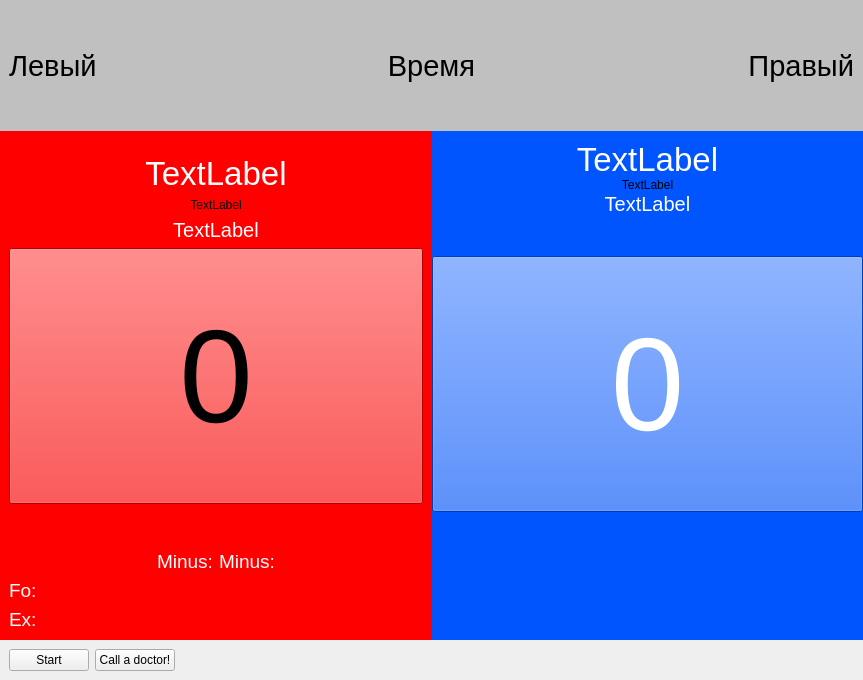
Above: PointFighting/fighting_table.ui from BarsukAlexey/xelarogi before the change. Below: the same form after it.
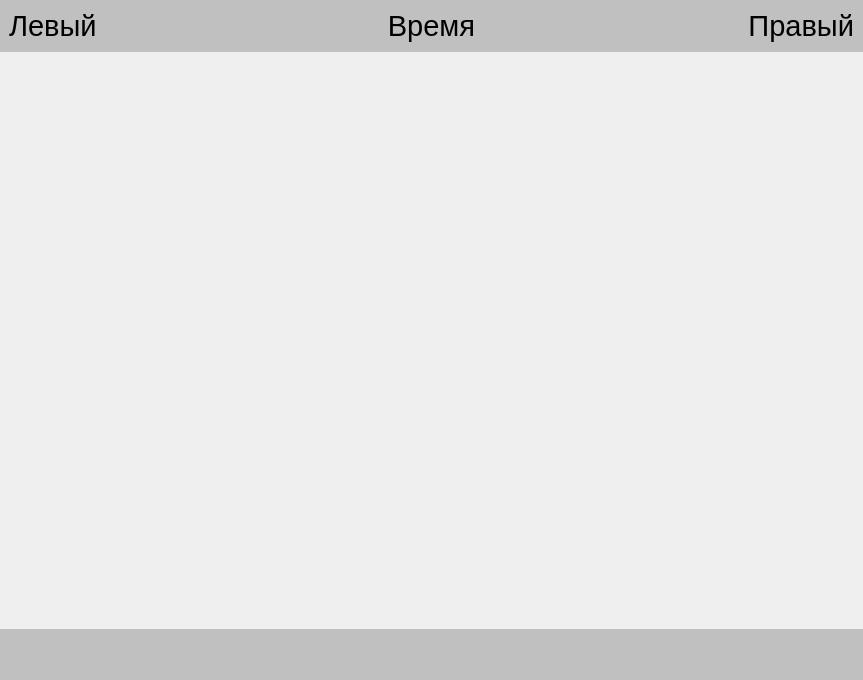
That is the form after the change.

The edit to the form file:
```diff
--- a/PointFighting/fighting_table.ui
+++ b/PointFighting/fighting_table.ui
@@ -13,7 +13,7 @@
   <property name="windowTitle">
    <string>Form</string>
   </property>
-  <layout class="QGridLayout" name="gridLayout" rowstretch="10,0,0">
+  <layout class="QGridLayout" name="gridLayout" rowstretch="5,90,5">
    <property name="leftMargin">
     <number>0</number>
    </property>
@@ -29,7 +29,7 @@
    <property name="spacing">
     <number>0</number>
    </property>
-   <item row="0" column="0" colspan="2">
+   <item row="0" column="0">
     <widget class="QWidget" name="widgetRoof" native="true">
      <property name="font">
       <font>
@@ -39,15 +39,15 @@
      <property name="styleSheet">
       <string notr="true">background-color: rgb(192, 192, 192);</string>
      </property>
-     <layout class="QGridLayout" name="gridLayout_2">
-      <item row="0" column="0">
+     <layout class="QHBoxLayout" name="horizontalLayoutWidgetRoof">
+      <item>
        <widget class="QLabel" name="labelLeftHead">
         <property name="text">
          <string>Левый</string>
         </property>
        </widget>
       </item>
-      <item row="0" column="1">
+      <item>
        <widget class="QLabel" name="labelTime">
         <property name="text">
          <string>Время</string>
@@ -57,7 +57,7 @@
         </property>
        </widget>
       </item>
-      <item row="0" column="2">
+      <item>
        <widget class="QLabel" name="labelRightHead">
         <property name="text">
          <string>Правый</string>
@@ -70,34 +70,24 @@
      </layout>
     </widget>
    </item>
-   <item row="2" column="0" colspan="2">
+   <item row="1" column="0">
+    <layout class="QHBoxLayout" name="horizontalLayoutMain">
+     <property name="spacing">
+      <number>0</number>
+     </property>
+    </layout>
+   </item>
+   <item row="2" column="0">
     <widget class="QWidget" name="widgetFooter" native="true">
      <property name="styleSheet">
-      <string notr="true"/>
+      <string notr="true">background-color: rgb(192, 192, 192);</string>
      </property>
-     <layout class="QHBoxLayout" name="horizontalLayout">
-      <item>
-       <widget class="QPushButton" name="pushButtonStart">
-        <property name="text">
-         <string>Start</string>
-        </property>
-       </widget>
-      </item>
-      <item>
-       <widget class="QPushButton" name="pushButtonDoctor">
-        <property name="enabled">
-         <bool>true</bool>
-        </property>
-        <property name="text">
-         <string>Call a doctor!</string>
-        </property>
-       </widget>
-      </item>
+     <layout class="QHBoxLayout" name="widgetFooterHorizontalLayout">
       <item>
        <widget class="QLabel" name="labelDoctorTimer">
         <property name="font">
          <font>
-          <pointsize>14</pointsize>
+          <pointsize>22</pointsize>
          </font>
         </property>
         <property name="text">
@@ -121,982 +111,6 @@
      </layout>
     </widget>
    </item>
-   <item row="1" column="1">
-    <widget class="QWidget" name="widgetRight" native="true">
-     <property name="styleSheet">
-      <string notr="true">background-color: rgb(0, 85, 255);</string>
-     </property>
-     <layout class="QGridLayout" name="gridLayout_3" rowstretch="0,0,0,0,0,0,0">
-      <property name="leftMargin">
-       <number>0</number>
-      </property>
-      <property name="topMargin">
-       <number>0</number>
-      </property>
-      <property name="rightMargin">
-       <number>0</number>
-      </property>
-      <property name="bottomMargin">
-       <number>0</number>
-      </property>
-      <property name="spacing">
-       <number>0</number>
-      </property>
-      <item row="5" column="0">
-       <widget class="QPushButton" name="pushButtonPointRight">
-        <property name="minimumSize">
-         <size>
-          <width>0</width>
-          <height>256</height>
-         </size>
-        </property>
-        <property name="palette">
-         <palette>
-          <active>
-           <colorrole role="Button">
-            <brush brushstyle="SolidPattern">
-             <color alpha="255">
-              <red>0</red>
-              <green>85</green>
-              <blue>255</blue>
-             </color>
-            </brush>
-           </colorrole>
-           <colorrole role="Text">
-            <brush brushstyle="SolidPattern">
-             <color alpha="255">
-              <red>255</red>
-              <green>255</green>
-              <blue>255</blue>
-             </color>
-            </brush>
-           </colorrole>
-           <colorrole role="ButtonText">
-            <brush brushstyle="SolidPattern">
-             <color alpha="255">
-              <red>255</red>
-              <green>255</green>
-              <blue>255</blue>
-             </color>
-            </brush>
-           </colorrole>
-           <colorrole role="Base">
-            <brush brushstyle="SolidPattern">
-             <color alpha="255">
-              <red>0</red>
-              <green>85</green>
-              <blue>255</blue>
-             </color>
-            </brush>
-           </colorrole>
-           <colorrole role="Window">
-            <brush brushstyle="SolidPattern">
-             <color alpha="255">
-              <red>0</red>
-              <green>85</green>
-              <blue>255</blue>
-             </color>
-            </brush>
-           </colorrole>
-          </active>
-          <inactive>
-           <colorrole role="Button">
-            <brush brushstyle="SolidPattern">
-             <color alpha="255">
-              <red>0</red>
-              <green>85</green>
-              <blue>255</blue>
-             </color>
-            </brush>
-           </colorrole>
-           <colorrole role="Text">
-            <brush brushstyle="SolidPattern">
-             <color alpha="255">
-              <red>255</red>
-              <green>255</green>
-              <blue>255</blue>
-             </color>
-            </brush>
-           </colorrole>
-           <colorrole role="ButtonText">
-            <brush brushstyle="SolidPattern">
-             <color alpha="255">
-              <red>255</red>
-              <green>255</green>
-              <blue>255</blue>
-             </color>
-            </brush>
-           </colorrole>
-           <colorrole role="Base">
-            <brush brushstyle="SolidPattern">
-             <color alpha="255">
-              <red>0</red>
-              <green>85</green>
-              <blue>255</blue>
-             </color>
-            </brush>
-           </colorrole>
-           <colorrole role="Window">
-            <brush brushstyle="SolidPattern">
-             <color alpha="255">
-              <red>0</red>
-              <green>85</green>
-              <blue>255</blue>
-             </color>
-            </brush>
-           </colorrole>
-          </inactive>
-          <disabled>
-           <colorrole role="Button">
-            <brush brushstyle="SolidPattern">
-             <color alpha="255">
-              <red>0</red>
-              <green>85</green>
-              <blue>255</blue>
-             </color>
-            </brush>
-           </colorrole>
-           <colorrole role="Text">
-            <brush brushstyle="SolidPattern">
-             <color alpha="255">
-              <red>120</red>
-              <green>120</green>
-              <blue>120</blue>
-             </color>
-            </brush>
-           </colorrole>
-           <colorrole role="ButtonText">
-            <brush brushstyle="SolidPattern">
-             <color alpha="255">
-              <red>120</red>
-              <green>120</green>
-              <blue>120</blue>
-             </color>
-            </brush>
-           </colorrole>
-           <colorrole role="Base">
-            <brush brushstyle="SolidPattern">
-             <color alpha="255">
-              <red>0</red>
-              <green>85</green>
-              <blue>255</blue>
-             </color>
-            </brush>
-           </colorrole>
-           <colorrole role="Window">
-            <brush brushstyle="SolidPattern">
-             <color alpha="255">
-              <red>0</red>
-              <green>85</green>
-              <blue>255</blue>
-             </color>
-            </brush>
-           </colorrole>
-          </disabled>
-         </palette>
-        </property>
-        <property name="font">
-         <font>
-          <pointsize>99</pointsize>
-         </font>
-        </property>
-        <property name="text">
-         <string>0</string>
-        </property>
-        <property name="checkable">
-         <bool>false</bool>
-        </property>
-       </widget>
-      </item>
-      <item row="4" column="0">
-       <spacer name="verticalSpacer_3">
-        <property name="orientation">
-         <enum>Qt::Vertical</enum>
-        </property>
-        <property name="sizeHint" stdset="0">
-         <size>
-          <width>20</width>
-          <height>40</height>
-         </size>
-        </property>
-       </spacer>
-      </item>
-      <item row="6" column="0">
-       <spacer name="verticalSpacer">
-        <property name="orientation">
-         <enum>Qt::Vertical</enum>
-        </property>
-        <property name="sizeHint" stdset="0">
-         <size>
-          <width>20</width>
-          <height>128</height>
-         </size>
-        </property>
-       </spacer>
-      </item>
-      <item row="0" column="0">
-       <spacer name="verticalSpacer_2">
-        <property name="orientation">
-         <enum>Qt::Vertical</enum>
-        </property>
-        <property name="sizeHint" stdset="0">
-         <size>
-          <width>20</width>
-          <height>10</height>
-         </size>
-        </property>
-       </spacer>
-      </item>
-      <item row="3" column="0">
-       <widget class="QLabel" name="labelRegion_right">
-        <property name="font">
-         <font>
-          <pointsize>15</pointsize>
-         </font>
-        </property>
-        <property name="styleSheet">
-         <string notr="true">color: rgb(255, 255, 255);</string>
-        </property>
-        <property name="text">
-         <string>TextLabel</string>
-        </property>
-        <property name="alignment">
-         <set>Qt::AlignCenter</set>
-        </property>
-       </widget>
-      </item>
-      <item row="2" column="0">
-       <widget class="QLabel" name="labelRightFlag">
-        <property name="text">
-         <string>TextLabel</string>
-        </property>
-        <property name="alignment">
-         <set>Qt::AlignCenter</set>
-        </property>
-       </widget>
-      </item>
-      <item row="1" column="0">
-       <widget class="QLabel" name="labelFIO_right">
-        <property name="palette">
-         <palette>
-          <active>
-           <colorrole role="WindowText">
-            <brush brushstyle="SolidPattern">
-             <color alpha="255">
-              <red>255</red>
-              <green>255</green>
-              <blue>255</blue>
-             </color>
-            </brush>
-           </colorrole>
-           <colorrole role="Button">
-            <brush brushstyle="SolidPattern">
-             <color alpha="255">
-              <red>0</red>
-              <green>85</green>
-              <blue>255</blue>
-             </color>
-            </brush>
-           </colorrole>
-           <colorrole role="Text">
-            <brush brushstyle="SolidPattern">
-             <color alpha="255">
-              <red>255</red>
-              <green>255</green>
-              <blue>255</blue>
-             </color>
-            </brush>
-           </colorrole>
-           <colorrole role="ButtonText">
-            <brush brushstyle="SolidPattern">
-             <color alpha="255">
-              <red>255</red>
-              <green>255</green>
-              <blue>255</blue>
-             </color>
-            </brush>
-           </colorrole>
-           <colorrole role="Base">
-            <brush brushstyle="SolidPattern">
-             <color alpha="255">
-              <red>0</red>
-              <green>85</green>
-              <blue>255</blue>
-             </color>
-            </brush>
-           </colorrole>
-           <colorrole role="Window">
-            <brush brushstyle="SolidPattern">
-             <color alpha="255">
-              <red>0</red>
-              <green>85</green>
-              <blue>255</blue>
-             </color>
-            </brush>
-           </colorrole>
-          </active>
-          <inactive>
-           <colorrole role="WindowText">
-            <brush brushstyle="SolidPattern">
-             <color alpha="255">
-              <red>255</red>
-              <green>255</green>
-              <blue>255</blue>
-             </color>
-            </brush>
-           </colorrole>
-           <colorrole role="Button">
-            <brush brushstyle="SolidPattern">
-             <color alpha="255">
-              <red>0</red>
-              <green>85</green>
-              <blue>255</blue>
-             </color>
-            </brush>
-           </colorrole>
-           <colorrole role="Text">
-            <brush brushstyle="SolidPattern">
-             <color alpha="255">
-              <red>255</red>
-              <green>255</green>
-              <blue>255</blue>
-             </color>
-            </brush>
-           </colorrole>
-           <colorrole role="ButtonText">
-            <brush brushstyle="SolidPattern">
-             <color alpha="255">
-              <red>255</red>
-              <green>255</green>
-              <blue>255</blue>
-             </color>
-            </brush>
-           </colorrole>
-           <colorrole role="Base">
-            <brush brushstyle="SolidPattern">
-             <color alpha="255">
-              <red>0</red>
-              <green>85</green>
-              <blue>255</blue>
-             </color>
-            </brush>
-           </colorrole>
-           <colorrole role="Window">
-            <brush brushstyle="SolidPattern">
-             <color alpha="255">
-              <red>0</red>
-              <green>85</green>
-              <blue>255</blue>
-             </color>
-            </brush>
-           </colorrole>
-          </inactive>
-          <disabled>
-           <colorrole role="WindowText">
-            <brush brushstyle="SolidPattern">
-             <color alpha="255">
-              <red>255</red>
-              <green>255</green>
-              <blue>255</blue>
-             </color>
-            </brush>
-           </colorrole>
-           <colorrole role="Button">
-            <brush brushstyle="SolidPattern">
-             <color alpha="255">
-              <red>0</red>
-              <green>85</green>
-              <blue>255</blue>
-             </color>
-            </brush>
-           </colorrole>
-           <colorrole role="Text">
-            <brush brushstyle="SolidPattern">
-             <color alpha="255">
-              <red>255</red>
-              <green>255</green>
-              <blue>255</blue>
-             </color>
-            </brush>
-           </colorrole>
-           <colorrole role="ButtonText">
-            <brush brushstyle="SolidPattern">
-             <color alpha="255">
-              <red>255</red>
-              <green>255</green>
-              <blue>255</blue>
-             </color>
-            </brush>
-           </colorrole>
-           <colorrole role="Base">
-            <brush brushstyle="SolidPattern">
-             <color alpha="255">
-              <red>0</red>
-              <green>85</green>
-              <blue>255</blue>
-             </color>
-            </brush>
-           </colorrole>
-           <colorrole role="Window">
-            <brush brushstyle="SolidPattern">
-             <color alpha="255">
-              <red>0</red>
-              <green>85</green>
-              <blue>255</blue>
-             </color>
-            </brush>
-           </colorrole>
-          </disabled>
-         </palette>
-        </property>
-        <property name="font">
-         <font>
-          <pointsize>25</pointsize>
-         </font>
-        </property>
-        <property name="styleSheet">
-         <string notr="true">color: rgb(255, 255, 255);</string>
-        </property>
-        <property name="text">
-         <string>TextLabel</string>
-        </property>
-        <property name="alignment">
-         <set>Qt::AlignCenter</set>
-        </property>
-       </widget>
-      </item>
-     </layout>
-    </widget>
-   </item>
-   <item row="1" column="0">
-    <widget class="QWidget" name="widgetLeft" native="true">
-     <property name="palette">
-      <palette>
-       <active>
-        <colorrole role="Button">
-         <brush brushstyle="SolidPattern">
-          <color alpha="255">
-           <red>255</red>
-           <green>0</green>
-           <blue>0</blue>
-          </color>
-         </brush>
-        </colorrole>
-        <colorrole role="Base">
-         <brush brushstyle="SolidPattern">
-          <color alpha="255">
-           <red>255</red>
-           <green>0</green>
-           <blue>0</blue>
-          </color>
-         </brush>
-        </colorrole>
-        <colorrole role="Window">
-         <brush brushstyle="SolidPattern">
-          <color alpha="255">
-           <red>255</red>
-           <green>0</green>
-           <blue>0</blue>
-          </color>
-         </brush>
-        </colorrole>
-       </active>
-       <inactive>
-        <colorrole role="Button">
-         <brush brushstyle="SolidPattern">
-          <color alpha="255">
-           <red>255</red>
-           <green>0</green>
-           <blue>0</blue>
-          </color>
-         </brush>
-        </colorrole>
-        <colorrole role="Base">
-         <brush brushstyle="SolidPattern">
-          <color alpha="255">
-           <red>255</red>
-           <green>0</green>
-           <blue>0</blue>
-          </color>
-         </brush>
-        </colorrole>
-        <colorrole role="Window">
-         <brush brushstyle="SolidPattern">
-          <color alpha="255">
-           <red>255</red>
-           <green>0</green>
-           <blue>0</blue>
-          </color>
-         </brush>
-        </colorrole>
-       </inactive>
-       <disabled>
-        <colorrole role="Button">
-         <brush brushstyle="SolidPattern">
-          <color alpha="255">
-           <red>255</red>
-           <green>0</green>
-           <blue>0</blue>
-          </color>
-         </brush>
-        </colorrole>
-        <colorrole role="Base">
-         <brush brushstyle="SolidPattern">
-          <color alpha="255">
-           <red>255</red>
-           <green>0</green>
-           <blue>0</blue>
-          </color>
-         </brush>
-        </colorrole>
-        <colorrole role="Window">
-         <brush brushstyle="SolidPattern">
-          <color alpha="255">
-           <red>255</red>
-           <green>0</green>
-           <blue>0</blue>
-          </color>
-         </brush>
-        </colorrole>
-       </disabled>
-      </palette>
-     </property>
-     <property name="styleSheet">
-      <string notr="true">background-color: rgb(255, 0, 0);</string>
-     </property>
-     <layout class="QVBoxLayout" name="verticalLayout">
-      <item>
-       <spacer name="verticalSpacer_4">
-        <property name="orientation">
-         <enum>Qt::Vertical</enum>
-        </property>
-        <property name="sizeHint" stdset="0">
-         <size>
-          <width>20</width>
-          <height>10</height>
-         </size>
-        </property>
-       </spacer>
-      </item>
-      <item>
-       <widget class="QLabel" name="labelFIO_left">
-        <property name="palette">
-         <palette>
-          <active>
-           <colorrole role="WindowText">
-            <brush brushstyle="SolidPattern">
-             <color alpha="255">
-              <red>255</red>
-              <green>255</green>
-              <blue>255</blue>
-             </color>
-            </brush>
-           </colorrole>
-           <colorrole role="Button">
-            <brush brushstyle="SolidPattern">
-             <color alpha="255">
-              <red>255</red>
-              <green>0</green>
-              <blue>0</blue>
-             </color>
-            </brush>
-           </colorrole>
-           <colorrole role="Text">
-            <brush brushstyle="SolidPattern">
-             <color alpha="255">
-              <red>255</red>
-              <green>255</green>
-              <blue>255</blue>
-             </color>
-            </brush>
-           </colorrole>
-           <colorrole role="ButtonText">
-            <brush brushstyle="SolidPattern">
-             <color alpha="255">
-              <red>255</red>
-              <green>255</green>
-              <blue>255</blue>
-             </color>
-            </brush>
-           </colorrole>
-           <colorrole role="Base">
-            <brush brushstyle="SolidPattern">
-             <color alpha="255">
-              <red>255</red>
-              <green>0</green>
-              <blue>0</blue>
-             </color>
-            </brush>
-           </colorrole>
-           <colorrole role="Window">
-            <brush brushstyle="SolidPattern">
-             <color alpha="255">
-              <red>255</red>
-              <green>0</green>
-              <blue>0</blue>
-             </color>
-            </brush>
-           </colorrole>
-          </active>
-          <inactive>
-           <colorrole role="WindowText">
-            <brush brushstyle="SolidPattern">
-             <color alpha="255">
-              <red>255</red>
-              <green>255</green>
-              <blue>255</blue>
-             </color>
-            </brush>
-           </colorrole>
-           <colorrole role="Button">
-            <brush brushstyle="SolidPattern">
-             <color alpha="255">
-              <red>255</red>
-              <green>0</green>
-              <blue>0</blue>
-             </color>
-            </brush>
-           </colorrole>
-           <colorrole role="Text">
-            <brush brushstyle="SolidPattern">
-             <color alpha="255">
-              <red>255</red>
-              <green>255</green>
-              <blue>255</blue>
-             </color>
-            </brush>
-           </colorrole>
-           <colorrole role="ButtonText">
-            <brush brushstyle="SolidPattern">
-             <color alpha="255">
-              <red>255</red>
-              <green>255</green>
-              <blue>255</blue>
-             </color>
-            </brush>
-           </colorrole>
-           <colorrole role="Base">
-            <brush brushstyle="SolidPattern">
-             <color alpha="255">
-              <red>255</red>
-              <green>0</green>
-              <blue>0</blue>
-             </color>
-            </brush>
-           </colorrole>
-           <colorrole role="Window">
-            <brush brushstyle="SolidPattern">
-             <color alpha="255">
-              <red>255</red>
-              <green>0</green>
-              <blue>0</blue>
-             </color>
-            </brush>
-           </colorrole>
-          </inactive>
-          <disabled>
-           <colorrole role="WindowText">
-            <brush brushstyle="SolidPattern">
-             <color alpha="255">
-              <red>255</red>
-              <green>255</green>
-              <blue>255</blue>
-             </color>
-            </brush>
-           </colorrole>
-           <colorrole role="Button">
-            <brush brushstyle="SolidPattern">
-             <color alpha="255">
-              <red>255</red>
-              <green>0</green>
-              <blue>0</blue>
-             </color>
-            </brush>
-           </colorrole>
-           <colorrole role="Text">
-            <brush brushstyle="SolidPattern">
-             <color alpha="255">
-              <red>255</red>
-              <green>255</green>
-              <blue>255</blue>
-             </color>
-            </brush>
-           </colorrole>
-           <colorrole role="ButtonText">
-            <brush brushstyle="SolidPattern">
-             <color alpha="255">
-              <red>255</red>
-              <green>255</green>
-              <blue>255</blue>
-             </color>
-            </brush>
-           </colorrole>
-           <colorrole role="Base">
-            <brush brushstyle="SolidPattern">
-             <color alpha="255">
-              <red>255</red>
-              <green>0</green>
-              <blue>0</blue>
-             </color>
-            </brush>
-           </colorrole>
-           <colorrole role="Window">
-            <brush brushstyle="SolidPattern">
-             <color alpha="255">
-              <red>255</red>
-              <green>0</green>
-              <blue>0</blue>
-             </color>
-            </brush>
-           </colorrole>
-          </disabled>
-         </palette>
-        </property>
-        <property name="font">
-         <font>
-          <pointsize>25</pointsize>
-         </font>
-        </property>
-        <property name="styleSheet">
-         <string notr="true">color: rgb(255, 255, 255);</string>
-        </property>
-        <property name="text">
-         <string>TextLabel</string>
-        </property>
-        <property name="alignment">
-         <set>Qt::AlignCenter</set>
-        </property>
-       </widget>
-      </item>
-      <item>
-       <widget class="QLabel" name="labelLeftFlag">
-        <property name="text">
-         <string>TextLabel</string>
-        </property>
-        <property name="alignment">
-         <set>Qt::AlignCenter</set>
-        </property>
-       </widget>
-      </item>
-      <item>
-       <widget class="QLabel" name="labelRegion_left">
-        <property name="font">
-         <font>
-          <pointsize>15</pointsize>
-         </font>
-        </property>
-        <property name="styleSheet">
-         <string notr="true">color: rgb(255, 255, 255);</string>
-        </property>
-        <property name="text">
-         <string>TextLabel</string>
-        </property>
-        <property name="alignment">
-         <set>Qt::AlignCenter</set>
-        </property>
-       </widget>
-      </item>
-      <item>
-       <widget class="QPushButton" name="pushButtonPointLeft">
-        <property name="minimumSize">
-         <size>
-          <width>0</width>
-          <height>256</height>
-         </size>
-        </property>
-        <property name="palette">
-         <palette>
-          <active>
-           <colorrole role="Button">
-            <brush brushstyle="SolidPattern">
-             <color alpha="255">
-              <red>255</red>
-              <green>0</green>
-              <blue>0</blue>
-             </color>
-            </brush>
-           </colorrole>
-           <colorrole role="Base">
-            <brush brushstyle="SolidPattern">
-             <color alpha="255">
-              <red>255</red>
-              <green>0</green>
-              <blue>0</blue>
-             </color>
-            </brush>
-           </colorrole>
-           <colorrole role="Window">
-            <brush brushstyle="SolidPattern">
-             <color alpha="255">
-              <red>255</red>
-              <green>0</green>
-              <blue>0</blue>
-             </color>
-            </brush>
-           </colorrole>
-          </active>
-          <inactive>
-           <colorrole role="Button">
-            <brush brushstyle="SolidPattern">
-             <color alpha="255">
-              <red>255</red>
-              <green>0</green>
-              <blue>0</blue>
-             </color>
-            </brush>
-           </colorrole>
-           <colorrole role="Base">
-            <brush brushstyle="SolidPattern">
-             <color alpha="255">
-              <red>255</red>
-              <green>0</green>
-              <blue>0</blue>
-             </color>
-            </brush>
-           </colorrole>
-           <colorrole role="Window">
-            <brush brushstyle="SolidPattern">
-             <color alpha="255">
-              <red>255</red>
-              <green>0</green>
-              <blue>0</blue>
-             </color>
-            </brush>
-           </colorrole>
-          </inactive>
-          <disabled>
-           <colorrole role="Button">
-            <brush brushstyle="SolidPattern">
-             <color alpha="255">
-              <red>255</red>
-              <green>0</green>
-              <blue>0</blue>
-             </color>
-            </brush>
-           </colorrole>
-           <colorrole role="Base">
-            <brush brushstyle="SolidPattern">
-             <color alpha="255">
-              <red>255</red>
-              <green>0</green>
-              <blue>0</blue>
-             </color>
-            </brush>
-           </colorrole>
-           <colorrole role="Window">
-            <brush brushstyle="SolidPattern">
-             <color alpha="255">
-              <red>255</red>
-              <green>0</green>
-              <blue>0</blue>
-             </color>
-            </brush>
-           </colorrole>
-          </disabled>
-         </palette>
-        </property>
-        <property name="font">
-         <font>
-          <pointsize>99</pointsize>
-         </font>
-        </property>
-        <property name="text">
-         <string>0</string>
-        </property>
-        <property name="autoDefault">
-         <bool>false</bool>
-        </property>
-        <property name="default">
-         <bool>false</bool>
-        </property>
-        <property name="flat">
-         <bool>false</bool>
-        </property>
-       </widget>
-      </item>
-      <item>
-       <spacer name="verticalSpacer_5">
-        <property name="orientation">
-         <enum>Qt::Vertical</enum>
-        </property>
-        <property name="sizeHint" stdset="0">
-         <size>
-          <width>20</width>
-          <height>40</height>
-         </size>
-        </property>
-       </spacer>
-      </item>
-      <item>
-       <layout class="QHBoxLayout" name="horizontalLayout_2">
-        <item>
-         <widget class="QLabel" name="label">
-          <property name="font">
-           <font>
-            <pointsize>14</pointsize>
-           </font>
-          </property>
-          <property name="styleSheet">
-           <string notr="true">color: rgb(255, 255, 255);</string>
-          </property>
-          <property name="text">
-           <string>Minus:</string>
-          </property>
-          <property name="alignment">
-           <set>Qt::AlignRight|Qt::AlignTrailing|Qt::AlignVCenter</set>
-          </property>
-         </widget>
-        </item>
-        <item>
-         <widget class="QLabel" name="label_4">
-          <property name="font">
-           <font>
-            <pointsize>14</pointsize>
-           </font>
-          </property>
-          <property name="styleSheet">
-           <string notr="true">color: rgb(255, 255, 255);</string>
-          </property>
-          <property name="text">
-           <string>Minus:</string>
-          </property>
-         </widget>
-        </item>
-       </layout>
-      </item>
-      <item>
-       <widget class="QLabel" name="label_2">
-        <property name="font">
-         <font>
-          <pointsize>14</pointsize>
-         </font>
-        </property>
-        <property name="styleSheet">
-         <string notr="true">color: rgb(255, 255, 255);</string>
-        </property>
-        <property name="text">
-         <string>Fo:</string>
-        </property>
-       </widget>
-      </item>
-      <item>
-       <widget class="QLabel" name="label_3">
-        <property name="font">
-         <font>
-          <pointsize>14</pointsize>
-         </font>
-        </property>
-        <property name="styleSheet">
-         <string notr="true">color: rgb(255, 255, 255);</string>
-        </property>
-        <property name="text">
-         <string>Ex:</string>
-        </property>
-       </widget>
-      </item>
-     </layout>
-    </widget>
-   </item>
   </layout>
  </widget>
  <resources/>
```
